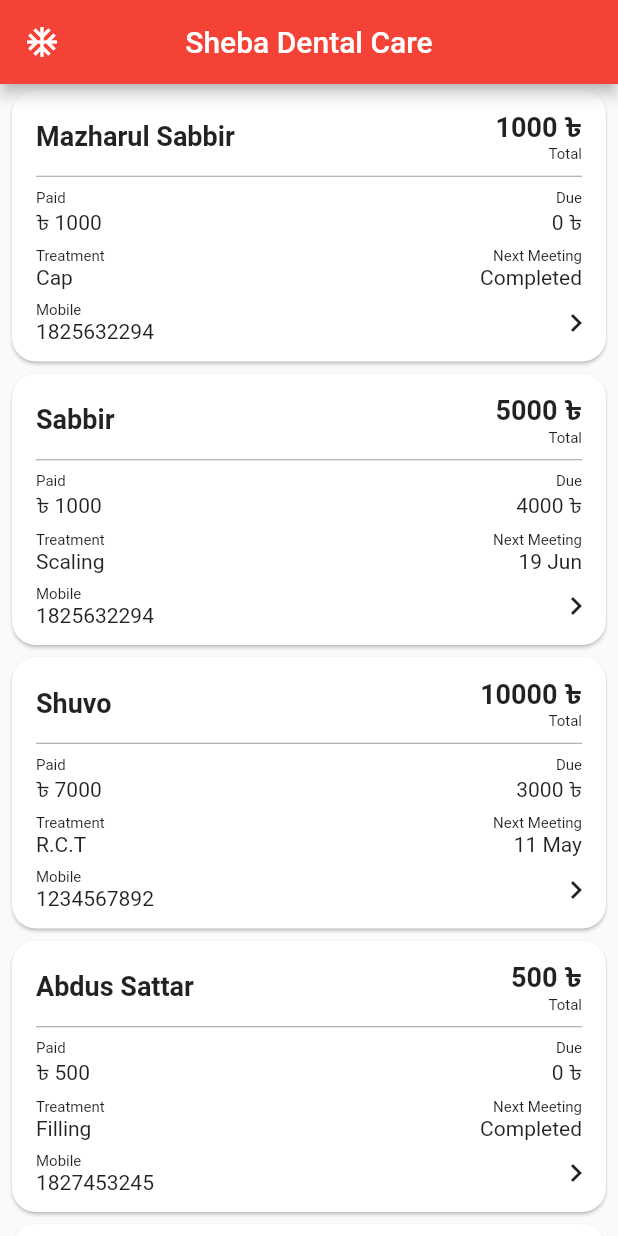
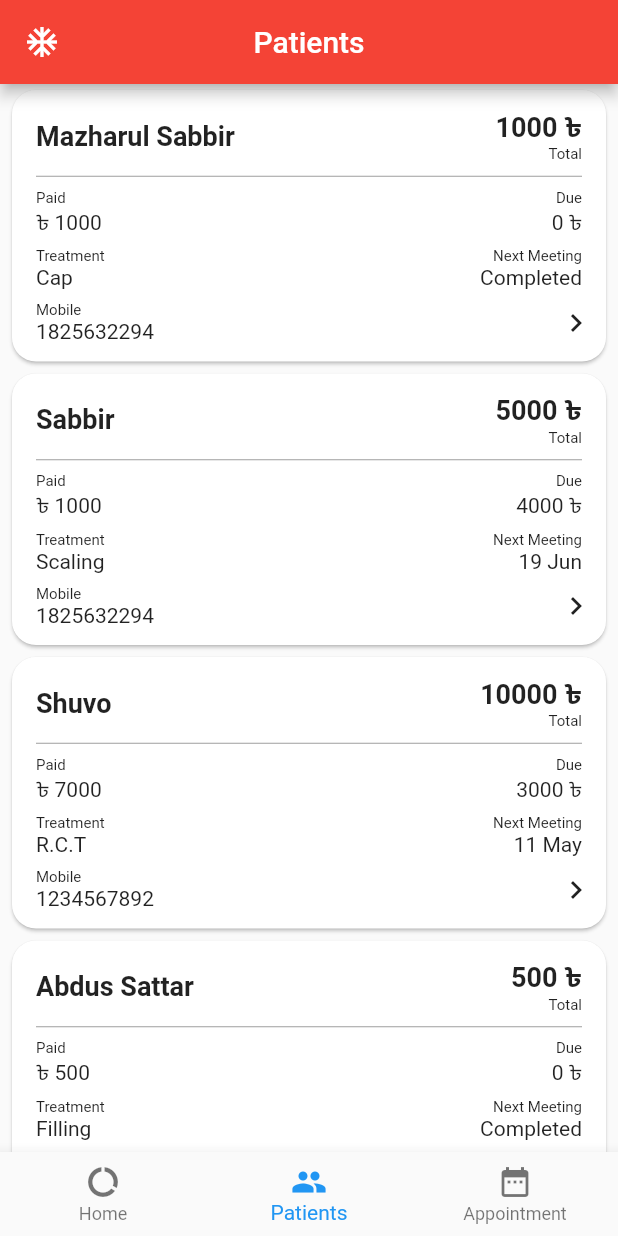
Before and after one commit to mazharulsabbir/dental_patient_management, a Flutter app: the screen it shows after launch, on a phone screen of 412 x 824 dp. Run offline on Flutter 3.47's test engine with Material 2 defaults, Android fonts, the phone set to English and light mode, and no system bars.

```diff
--- a/lib/main.dart
+++ b/lib/main.dart
@@ -1,21 +1,62 @@
+import 'package:dental_patient_management/widgets/appointments.dart';
+import 'package:dental_patient_management/widgets/earnings.dart';
 import 'package:dental_patient_management/widgets/patinet_page.dart';
 import 'package:flutter/material.dart';
 
-void main() => runApp(MyApp());
+void main() => runApp(Main());
 
-class MyApp extends StatelessWidget {
-  // This widget is the root of your application.
+class Main extends StatelessWidget {
   @override
   Widget build(BuildContext context) {
     return MaterialApp(
-      title: 'Dental Care',
+      theme: ThemeData(
+        primaryColor: Colors.red
+      ),
       debugShowCheckedModeBanner: false,
-      theme: ThemeData(
-        primarySwatch: Colors.red,
-        brightness: Brightness.light,
-      ),
-      darkTheme: ThemeData(brightness: Brightness.dark),
-      home: PatientListPage(title: 'Sheba Dental Care'),
+      home: MyApp(),
     );
   }
 }
+
+class MyApp extends StatefulWidget {
+  @override
+  _MyAppState createState() => _MyAppState();
+}
+
+class _MyAppState extends State<MyApp> {
+  int _index = 1;
+  final tabs = [
+    Earnings(),
+    PatientListPage(),
+    DoctorAppointment(),
+  ];
+  @override
+  Widget build(BuildContext context) {
+    return Scaffold(
+      body: tabs[_index],
+      bottomNavigationBar: BottomNavigationBar(
+        currentIndex: _index,
+        type: BottomNavigationBarType.fixed,
+        items: [
+          BottomNavigationBarItem(
+            icon: Icon(Icons.data_usage),
+            title: Text('Home'),
+          ),
+          BottomNavigationBarItem(
+            icon: Icon(Icons.group),
+            title: Text('Patients'),
+          ),
+          BottomNavigationBarItem(
+            icon: Icon(Icons.date_range),
+            title: Text('Appointment'),
+          ),
+        ],
+        onTap: (index) {
+          setState(() {
+            _index = index;
+          });
+        },
+      ),
+    );
+  }
+}
--- a/lib/widgets/patinet_page.dart
+++ b/lib/widgets/patinet_page.dart
@@ -4,9 +4,6 @@ import 'package:flutter/material.dart';
 import 'package:intl/intl.dart';
 
 class PatientListPage extends StatefulWidget {
-  PatientListPage({Key key, this.title}) : super(key: key);
-  final String title;
-
   @override
   _PatientListPageState createState() => _PatientListPageState();
 }
@@ -16,7 +13,7 @@ class _PatientListPageState extends State<PatientListPage> {
   Widget build(BuildContext context) {
     return Scaffold(
       appBar: AppBar(
-        title: Text(widget.title),
+        title: Text('Patients'),
         centerTitle: true,
         leading: IconButton(
           icon: Icon(Icons.ac_unit),
```
Also changed, not shown: lib/widgets/appointments.dart (added, +25 -0 lines), lib/widgets/earnings.dart (added, +24 -0 lines).
